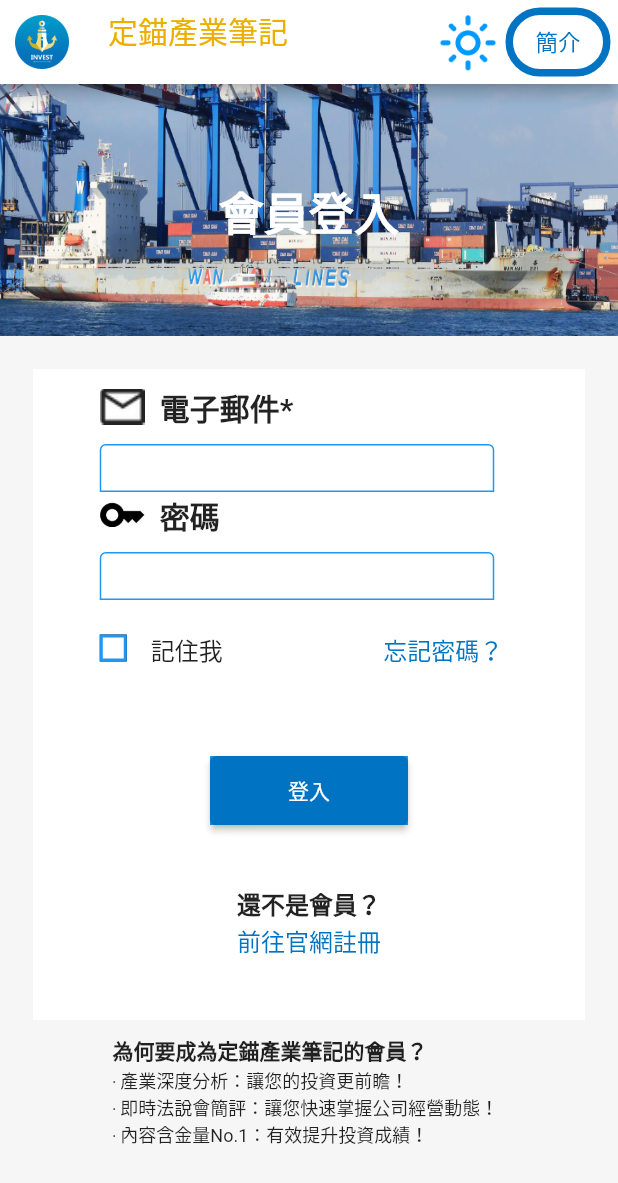
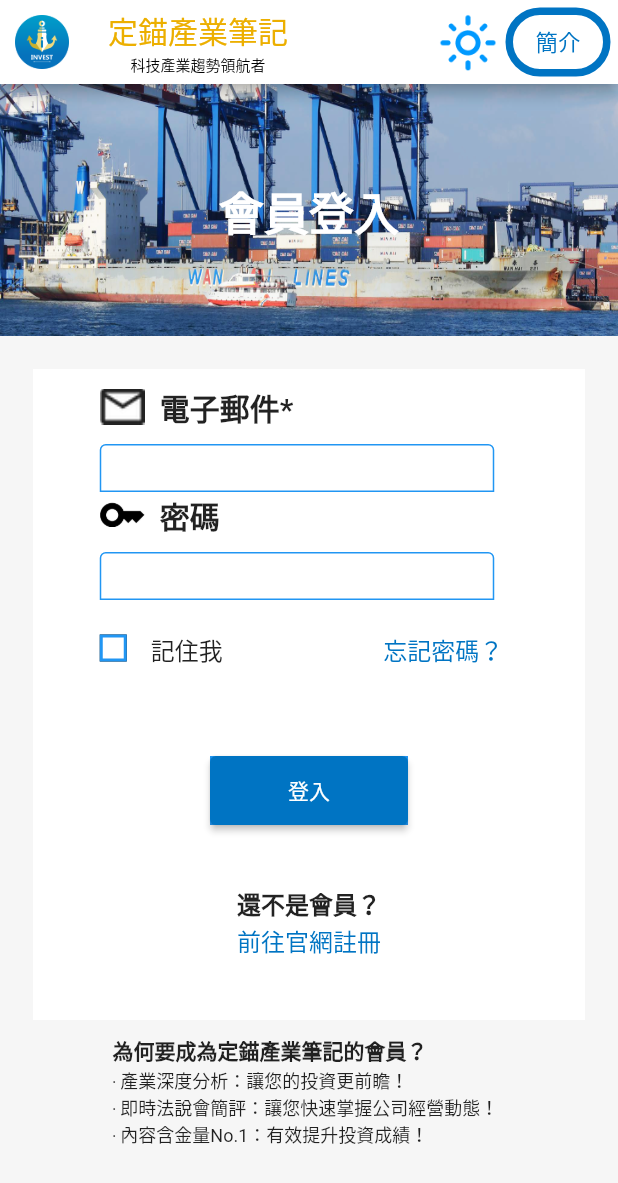
Before and after one commit to kvn2000tw/invest, a Flutter app: the screen it shows after launch, after a tap on "登入", on a phone screen of 412 x 824 dp. Shown: the top 1183 px of the screen. Run offline on Flutter 3.47's test engine with Material 2 defaults, Android fonts, the phone set to English and light mode, and no system bars; drawn by our look-alikes of overlay_support; our stand-ins replace firebase_core, firebase_messaging, shared_preferences, webview_flutter; accounts and stored records are empty; network calls fail; Roboto replaces fonts that are missing (Poppins).

Commit message:
fix some bug

```diff
--- a/lib/data.dart
+++ b/lib/data.dart
@@ -2,6 +2,7 @@ import 'package:flutter/material.dart';
 
 enum Status{
     Login(value: 0, label: "登入"),
+    Introduce(value: 1, label: "簡介"),
     Register(value: 2, label: "Register"),
     Browser(value: 3, label: "browser"),
     Alarm(value: 4, label: "alarm"),
@@ -43,6 +44,7 @@ class Data {
       orange = Color(0xFFecaf00);
 
       white = Colors.white;
+      black = Colors.black;
     }
     else
     {
@@ -53,6 +55,7 @@ class Data {
       orange = Color(0xFFffc300);
 
       white = Colors.black;
+      black = Colors.white;
     }
 
     const String name_env = String.fromEnvironment('name',defaultValue: 'unknown');
@@ -70,8 +73,9 @@ class Data {
   static final ValueNotifier<bool> remeber = ValueNotifier(false);
 
   static final ValueNotifier<bool> headbar_event = ValueNotifier(false);
-  static final ValueNotifier<Status> status = ValueNotifier(Status.Login);
+  static final ValueNotifier<Status> status = ValueNotifier(Status.Introduce);
   static final ValueNotifier<int> view_change = ValueNotifier(0);
+  static final intro_page = 'https://investanchors.com/home/about?view_source_from=app';
   static final register_app_page = 'https://investanchors.com/user/register/new?view_source_from=app';
   static final register_page = "https://investanchors.com/user/register/new";
   static final forgot_page = "https://investanchors.com/api/users/forget_pass";
@@ -91,9 +95,10 @@ class Data {
   static Color blue = Colors.blue;
   static Color orange = Colors.orange;
   static Color white = Colors.white;
+  static Color black = Colors.black;
 
   static bool is_dark = true;
-  static String url = '';
+  static String url = intro_page;
   static final dark_image = 'dark_mode.png';
   static final light_image = 'light_mode.png';
 
@@ -115,4 +120,10 @@ class Data {
   {
     headbar_event.value = !headbar_event.value;
   }
+  static void update_view_change()
+  {
+    view_change.value = view_change.value+1;
+  }
+
+
 }
--- a/lib/login.dart
+++ b/lib/login.dart
@@ -106,8 +106,8 @@ class Login extends StatelessWidget {
       {
         Data.user_token = fromJsonMap["user_token"];
         Data.url = Data.register_page;
-        Data.status.value = Status.Browser;
-        Data.view_change.value = 1;
+        Data.update_status(Status.Browser);
+        Data.update_view_change();
 
         var ret = Service.getNotify();
 
--- a/lib/my_app_bar.dart
+++ b/lib/my_app_bar.dart
@@ -19,7 +19,16 @@ class MyAppBar extends StatelessWidget implements PreferredSizeWidget{
   @override
   Size get preferredSize => const Size.fromHeight(56);
 
-  final intro = Container(
+  final intro =  InkWell(
+    onTap: (){
+      print("intro clicked");
+
+      Data.url = Data.intro_page;
+
+      Data.update_status(Status.Introduce);
+      Data.update_view_change();
+    },
+    child:Container(
     alignment: Alignment.center,
     height: 25.0,
     width:70,
@@ -36,7 +45,7 @@ class MyAppBar extends StatelessWidget implements PreferredSizeWidget{
     style: TextStyle(fontSize: 15.0,color:Data.blue),
     ),
 
-  );
+  ));
 
   final read_all = Container(
     alignment: Alignment.center,
@@ -57,10 +66,18 @@ class MyAppBar extends StatelessWidget implements PreferredSizeWidget{
 
   );
 
-  final login = Container(
+  final login =   InkWell(
+    onTap: (){
+      print("login clicked");
+      Data.update_view_change();
+
+      Data.update_status(Status.Login);
+
+    },
+    child: Container(
     alignment: Alignment.center,
     height: 25.0,
-    width:120,
+    width:70,
 
     margin: EdgeInsets.all(5.0),
     decoration: BoxDecoration(
@@ -74,7 +91,7 @@ class MyAppBar extends StatelessWidget implements PreferredSizeWidget{
       style: TextStyle(fontSize: 15.0,color:Data.blue),
     ),
 
-  );
+  ));
 
 
  var person = Container(
@@ -109,9 +126,9 @@ class MyAppBar extends StatelessWidget implements PreferredSizeWidget{
     textAlign:TextAlign.left,
 
   );
-  final text2 = const Text('科技產業趨勢領航者',
+  final text2 =  Text('科技產業趨勢領航者',
     style:TextStyle(fontSize:10,
-      //color:Colors.black,
+      color:Data.black,
     ),
     textAlign:TextAlign.left,
 
@@ -357,6 +374,7 @@ class MyAppBar extends StatelessWidget implements PreferredSizeWidget{
   // 這個方法負責建立BottomNavigationBar
   Widget _topNavigationBarBuilder(BuildContext context, bool selectedButton, Widget? child) {
     print('_topNavigationBarBuilder');
+    print(Data.status.value);
     var right = <Widget>[];
 
     String notify_str = 'assets/images/${Data.notify_image}';
@@ -371,11 +389,12 @@ class MyAppBar extends StatelessWidget implements PreferredSizeWidget{
 
         },
       child:Image.asset(
-        notify_str,
-
-      ),
-     //margin:const EdgeInsets.fromLTRB(10,10,10,10),
-    );
+      notify_str,
+      fit: BoxFit.contain,
+      height: 40,
+      width: 40,
+      alignment: Alignment.center,
+    ));
 
     var image;
 
@@ -411,6 +430,10 @@ class MyAppBar extends StatelessWidget implements PreferredSizeWidget{
     {
       right.add(intro);
     }
+    else if(Data.status.value == Status.Introduce)
+    {
+      right.add(login);
+    }
     else if(Data.status.value == Status.Browser || Data.status.value == Status.Alarm)
     {
       right.addAll([notify,person]);
@@ -442,7 +465,6 @@ class MyAppBar extends StatelessWidget implements PreferredSizeWidget{
       right.addAll([notify,person]);
 
     }
-
     else
     {
       right.add(login);
--- a/lib/my_home_page.dart
+++ b/lib/my_home_page.dart
@@ -164,7 +164,7 @@ class MyHomePage extends StatelessWidget {
   }
   final ValueNotifier<int> _selectedNaviItem = ValueNotifier(-1);
 
-  final Completer<WebViewController> _controller =
+   Completer<WebViewController> _controller =
     Completer<WebViewController>();
 
   static  final _naviItemIcon = [
@@ -355,7 +355,7 @@ class MyHomePage extends StatelessWidget {
     print('_bottomNavigationBarBuilder');
     //print(selectedButton);
     //select_item = 0;
-    if(select_item == Status.Login)
+    if(select_item == Status.Login || select_item == Status.Introduce)
     {
     return SizedBox(
       //color:Colors.white,
@@ -415,8 +415,6 @@ class MyHomePage extends StatelessWidget {
   }
   gotoItem(int value) async
   {
-    final WebViewController controller = await _controller.future;
-
     print(value);
 
     if(value == 0)
@@ -427,50 +425,43 @@ class MyHomePage extends StatelessWidget {
 
     else if(value == 1)
     {
+      Data.update_status(Status.QAnalysis);
 
-      Data.update_status(Status.QAnalysis);
-      String url = '${Data.QAnalysis_page}${Data.user_token}';
-      Data.url = url;
-      controller.loadUrl(url);
+      Data.url = '${Data.QAnalysis_page}${Data.user_token}';
+
     }
     if(value == 2)
     {
 
       Data.update_status(Status.Screener);
-      String url = '${Data.Screener_page}${Data.user_token}';
-      Data.url = url;
-      controller.loadUrl(url);
+
+      Data.url = '${Data.Screener_page}${Data.user_token}';
+
     }
 
     else if(value == 3)
     {
       Data.update_status(Status.Price);
 
-      String url = '${Data.Price_page}${Data.user_token}';
-      Data.url = url;
-      controller.loadUrl(url);
+      Data.url = '${Data.Price_page}${Data.user_token}';
 
     }
+     final WebViewController controller = await _controller.future;
+
+     controller.loadUrl(Data.url);
+     Data.update_view_change();
   }
-  // 這個方法負責建立BottomNavigationBar
-  Widget _tabviewBuilder(BuildContext context, int selectedButton, Widget? child) {
 
+  late WebView webview;
 
-    if(Data.status.value == Status.Login)
-    {
-      return Login();
-
-    }
-
-   print('_tabviewBuilder');
-    timer = 0;
-
-    final webview = WebView(
+  void init_webvieww()
+  {
+    webview = WebView(
       //initialUrl :'https://investanchors.com/',
       initialUrl : Data.url,
       onWebViewCreated: (WebViewController controller) {
+
         _controller.complete(controller);
-        //load_req(controller);
 
       },
       javascriptMode:JavascriptMode.unrestricted,
@@ -486,7 +477,25 @@ class MyHomePage extends StatelessWidget {
       },
     );
 
-      // 結合AppBar和App操作畫面
+  }
+  // 這個方法負責建立BottomNavigationBar
+  Widget _tabviewBuilder(BuildContext context, int selectedButton, Widget? child) {
+
+    if(Data.status.value == Status.Login)
+    {
+      _controller = Completer<WebViewController>();
+      return Login();
+
+    }
+
+    print('_tabviewBuilder');
+    print(Data.status.value);
+    print(Data.view_change.value);
+    timer = 0;
+
+    init_webvieww();
+
+    // 結合AppBar和App操作畫面
     final tabBarView = TabBarView(
         children: [
           webview
```
Also changed, not shown: 6 other files.
